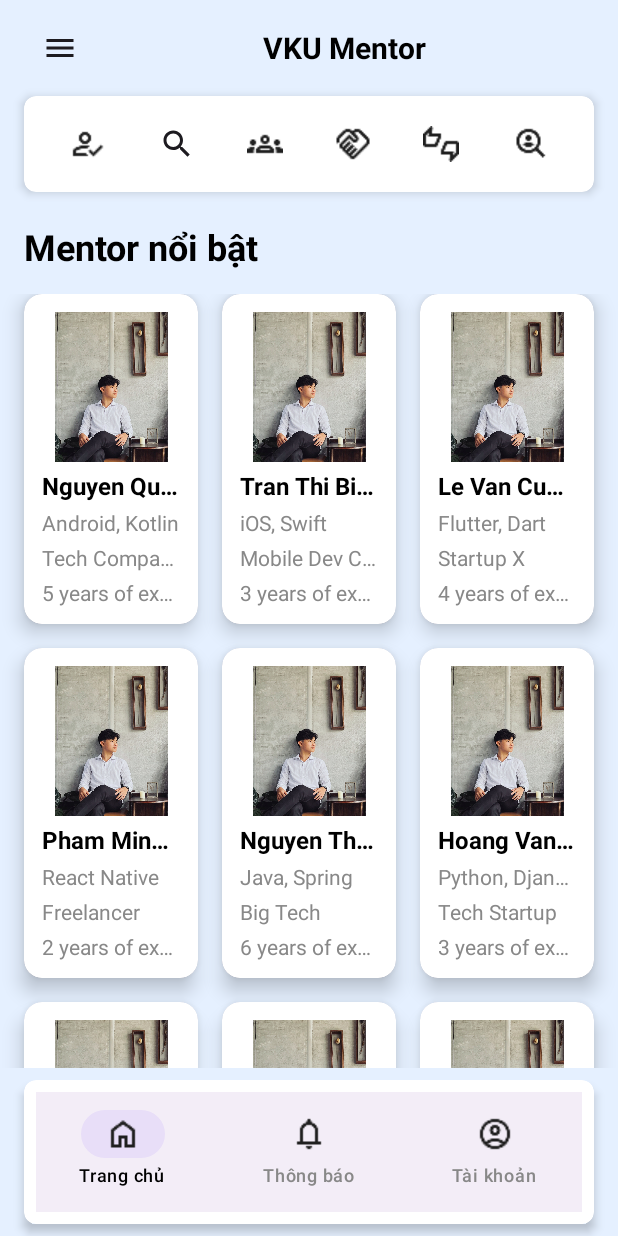
After one commit to TTTT0803/VKUMentor-App, an Android app built with Jetpack Compose: the HomeScreen screen opened through its navigation route, on a phone screen of 412 x 824 dp. The commit adds this screen. Run offline under Robolectric (Android 15) with nearby library versions, the phone set to English and light mode, and no system bars; our stand-ins replace Firebase (no records; nobody signed in at launch, a user with empty details on screens opened directly).

Commit message:
add screen

```diff
--- a/app/src/main/java/com/example/appvku/MainActivity.kt
+++ b/app/src/main/java/com/example/appvku/MainActivity.kt
@@ -9,9 +9,7 @@ import androidx.activity.compose.setContent
 import androidx.navigation.compose.NavHost
 import androidx.navigation.compose.composable
 import androidx.navigation.compose.rememberNavController
-import com.example.appvku.ui.screen.LoginScreen
-import com.example.appvku.ui.screen.SignUpScreen
-import com.example.appvku.ui.screen.SplashScreen
+import com.example.appvku.ui.screen.*
 import kotlinx.coroutines.CoroutineScope
 import kotlinx.coroutines.Dispatchers
 import kotlinx.coroutines.launch
@@ -29,6 +27,14 @@ class MainActivity : ComponentActivity() {
                 composable("splash_screen") { SplashScreen(navController) }
                 composable("login") { LoginScreen(navController) }
                 composable("signup") { SignUpScreen(navController) }
+                composable("home") { HomeScreen(navController) } // Thêm route cho HomeScreen
+                // Các route cho drawer
+                composable("register_mentor") { /* TODO: Tạo màn hình Đăng ký Mentor */ }
+                composable("search_mentor") { /* TODO: Tạo màn hình Tìm kiếm Mentor */ }
+                composable("community") { /* TODO: Tạo màn hình Cộng đồng */ }
+                composable("collaboration") { /* TODO: Tạo màn hình Hợp tác */ }
+                composable("rating") { /* TODO: Tạo màn hình Đánh giá */ }
+                composable("about_us") { /* TODO: Tạo màn hình Về chúng tớ */ }
             }
 
             CoroutineScope(Dispatchers.Main).launch {
--- /dev/null
+++ b/app/src/main/java/com/example/appvku/ui/screen/HomeScreen.kt
@@ -0,0 +1,587 @@
+package com.example.appvku.ui.screen
+
+import androidx.compose.foundation.Image
+import androidx.compose.foundation.background
+import androidx.compose.foundation.clickable
+import androidx.compose.foundation.layout.*
+import androidx.compose.foundation.lazy.grid.*
+import androidx.compose.foundation.shape.RoundedCornerShape
+import androidx.compose.material.icons.Icons
+import androidx.compose.material.icons.filled.*
+import androidx.compose.material3.*
+import androidx.compose.runtime.*
+import androidx.compose.ui.Alignment
+import androidx.compose.ui.Modifier
+import androidx.compose.ui.draw.clip
+import androidx.compose.ui.draw.shadow
+import androidx.compose.ui.graphics.Color
+import androidx.compose.ui.res.painterResource
+import androidx.compose.ui.text.TextStyle
+import androidx.compose.ui.text.font.FontWeight
+import androidx.compose.ui.text.style.TextOverflow
+import androidx.compose.ui.unit.dp
+import androidx.compose.ui.unit.sp
+import androidx.navigation.NavHostController
+import com.example.appvku.R
+import com.example.appvku.model.MentorInfo
+import kotlinx.coroutines.launch
+
+@OptIn(ExperimentalMaterial3Api::class)
+@Composable
+fun HomeScreen(navController: NavHostController) {
+    val drawerState = rememberDrawerState(DrawerValue.Closed)
+    val scope = rememberCoroutineScope()
+
+    // Dữ liệu tĩnh cho danh sách mentor
+    val mentors = listOf(
+        MentorInfo(
+            id = "1",
+            name = "Nguyen Quang Kinh",
+            expertise = "Android, Kotlin",
+            organization = "Tech Company",
+            achievements = "5 years of experience",
+            image = "nguyenquangkinh.jpg"
+        ),
+        MentorInfo(
+            id = "2",
+            name = "Tran Thi Bich",
+            expertise = "iOS, Swift",
+            organization = "Mobile Dev Corp",
+            achievements = "3 years of experience",
+            image = "nguyenquangkinh.jpg"
+        ),
+        MentorInfo(
+            id = "3",
+            name = "Le Van Cuong",
+            expertise = "Flutter, Dart",
+            organization = "Startup X",
+            achievements = "4 years of experience",
+            image = "nguyenquangkinh.jpg"
+        ),
+        MentorInfo(
+            id = "4",
+            name = "Pham Minh Duc",
+            expertise = "React Native",
+            organization = "Freelancer",
+            achievements = "2 years of experience",
+            image = "nguyenquangkinh.jpg"
+        ),
+        MentorInfo(
+            id = "5",
+            name = "Nguyen Thi Hoa",
+            expertise = "Java, Spring",
+            organization = "Big Tech",
+            achievements = "6 years of experience",
+            image = "nguyenquangkinh.jpg"
+        ),
+        MentorInfo(
+            id = "6",
+            name = "Hoang Van Nam",
+            expertise = "Python, Django",
+            organization = "Tech Startup",
+            achievements = "3 years of experience",
+            image = "nguyenquangkinh.jpg"
+        ),
+        MentorInfo(
+            id = "7",
+            name = "Vu Thi Lan",
+            expertise = "UI/UX Design",
+            organization = "Design Agency",
+            achievements = "4 years of experience",
+            image = "nguyenquangkinh.jpg"
+        ),
+        MentorInfo(
+            id = "8",
+            name = "Do Minh Tuan",
+            expertise = "DevOps",
+            organization = "Cloud Company",
+            achievements = "5 years of experience",
+            image = "nguyenquangkinh.jpg"
+        ),
+        MentorInfo(
+            id = "9",
+            name = "Nguyen Van Anh",
+            expertise = "Machine Learning",
+            organization = "AI Lab",
+            achievements = "3 years of experience",
+            image = "nguyenquangkinh.jpg"
+        ),
+        MentorInfo(
+            id = "10",
+            name = "Tran Van Bao",
+            expertise = "Web Development",
+            organization = "Web Agency",
+            achievements = "4 years of experience",
+            image = "nguyenquangkinh.jpg"
+        ),
+        MentorInfo(
+            id = "11",
+            name = "Le Thi Cam",
+            expertise = "Cybersecurity",
+            organization = "Security Firm",
+            achievements = "5 years of experience",
+            image = "nguyenquangkinh.jpg"
+        ),
+        MentorInfo(
+            id = "12",
+            name = "Pham Van Dat",
+            expertise = "Blockchain",
+            organization = "Crypto Startup",
+            achievements = "3 years of experience",
+            image = "nguyenquangkinh.jpg"
+        ),
+        MentorInfo(
+            id = "13",
+            name = "Nguyen Thi Em",
+            expertise = "Game Development",
+            organization = "Game Studio",
+            achievements = "4 years of experience",
+            image = "nguyenquangkinh.jpg"
+        ),
+        MentorInfo(
+            id = "14",
+            name = "Hoang Van Giang",
+            expertise = "Database Admin",
+            organization = "Data Corp",
+            achievements = "6 years of experience",
+            image = "nguyenquangkinh.jpg"
+        ),
+        MentorInfo(
+            id = "15",
+            name = "Vu Thi Hong",
+            expertise = "QA Engineer",
+            organization = "Testing Lab",
+            achievements = "3 years of experience",
+            image = "nguyenquangkinh.jpg"
+        )
+    )
+
+    // State để quản lý danh sách mentor hiển thị
+    var visibleMentors by remember { mutableStateOf(mentors.take(9)) } // Hiển thị 9 mentor đầu tiên
+    var page by remember { mutableStateOf(0) }
+    val mentorsPerPage = 9 // Số mentor hiển thị ban đầu
+    val additionalMentors = 6 // Số mentor hiển thị thêm mỗi lần nhấn "Xem thêm"
+
+    // State để theo dõi vị trí cuộn
+    val gridState = rememberLazyGridState()
+
+    // State để theo dõi mục được chọn trong NavigationBar
+    val selectedItem by remember { mutableStateOf("home") }
+
+    ModalNavigationDrawer(
+        drawerState = drawerState,
+        drawerContent = {
+            DrawerContent(navController) { scope.launch { drawerState.close() } }
+        }
+    ) {
+        Scaffold(
+            topBar = {
+                Column(
+                    modifier = Modifier
+                        .fillMaxWidth()
+                        .background(Color(0xFFE5F0FF))
+                        .padding(horizontal = 16.dp, vertical = 8.dp)
+                ) {
+                    // Hàng 1: Menu icon (bên trái) và VKU Mentor (giữa)
+                    Row(
+                        modifier = Modifier.fillMaxWidth(),
+                        verticalAlignment = Alignment.CenterVertically
+                    ) {
+                        IconButton(onClick = { scope.launch { drawerState.open() } }) {
+                            Icon(Icons.Default.Menu, contentDescription = "Menu")
+                        }
+                        Spacer(modifier = Modifier.weight(1f))
+                        Text(
+                            text = "VKU Mentor",
+                            color = Color.Black,
+                            fontWeight = FontWeight.Bold,
+                            fontSize = 20.sp
+                        )
+                        Spacer(modifier = Modifier.weight(1f))
+                    }
+
+                    // Hàng 2: Các icon (làm nổi bật block)
+                    Row(
+                        modifier = Modifier
+                            .fillMaxWidth()
+                            .padding(top = 8.dp)
+                            .shadow(4.dp, RoundedCornerShape(8.dp)) // Thêm bóng
+                            .background(Color.White, RoundedCornerShape(8.dp)) // Background trắng, bo góc
+                            .padding(8.dp), // Padding bên trong block
+                        horizontalArrangement = Arrangement.SpaceEvenly
+                    ) {
+                        IconButton(onClick = { navController.navigate("register_mentor") }) {
+                            Image(
+                                painter = painterResource(id = R.drawable.register),
+                                contentDescription = "Đăng ký Mentor",
+                                modifier = Modifier.size(24.dp)
+                            )
+                        }
+                        IconButton(onClick = { navController.navigate("search_mentor") }) {
+                            Icon(Icons.Default.Search, contentDescription = "Tìm kiếm Mentor")
+                        }
+                        IconButton(onClick = { navController.navigate("community") }) {
+                            Image(
+                                painter = painterResource(id = R.drawable.group),
+                                contentDescription = "Cộng đồng",
+                                modifier = Modifier.size(24.dp)
+                            )
+                        }
+                        IconButton(onClick = { navController.navigate("collaboration") }) {
+                            Image(
+                                painter = painterResource(id = R.drawable.hoptac),
+                                contentDescription = "Hợp tác",
+                                modifier = Modifier.size(24.dp)
+                            )
+                        }
+                        IconButton(onClick = { navController.navigate("rating") }) {
+                            Image(
+                                painter = painterResource(id = R.drawable.rating),
+                                contentDescription = "Đánh giá",
+                                modifier = Modifier.size(24.dp)
+                            )
+                        }
+                        IconButton(onClick = { navController.navigate("about_us") }) {
+                            Image(
+                                painter = painterResource(id = R.drawable.vechungto),
+                                contentDescription = "Về chúng tớ",
+                                modifier = Modifier.size(24.dp)
+                            )
+                        }
+                    }
+                }
+            },
+            bottomBar = {
+                // Sử dụng NavigationBar thay vì BottomNavigation
+                NavigationBar(
+                    modifier = Modifier
+                        .fillMaxWidth()
+                        .background(Color(0xFFE5F0FF))
+                        .padding(horizontal = 16.dp, vertical = 8.dp)
+                        .shadow(4.dp, RoundedCornerShape(8.dp)) // Thêm bóng
+                        .background(Color.White, RoundedCornerShape(8.dp)) // Background trắng, bo góc
+                        .padding(8.dp), // Padding bên trong block
+                ) {
+                    NavigationBarItem(
+                        icon = {
+                            Image(
+                                painter = painterResource(id = R.drawable.trangchu),
+                                contentDescription = "Trang chủ",
+                                modifier = Modifier.size(24.dp)
+                            )
+                        },
+                        label = {
+                            Text(
+                                text = "Trang chủ",
+                                fontSize = 12.sp,
+                                color = if (selectedItem == "home") Color.Black else Color.Gray
+                            )
+                        },
+                        selected = selectedItem == "home",
+                        onClick = {
+                            navController.navigate("home") {
+                                popUpTo(navController.graph.startDestinationId)
+                                launchSingleTop = true
+                            }
+                        }
+                    )
+
+                    NavigationBarItem(
+                        icon = {
+                            Image(
+                                painter = painterResource(id = R.drawable.thongbao),
+                                contentDescription = "Thông báo",
+                                modifier = Modifier.size(24.dp)
+                            )
+                        },
+                        label = {
+                            Text(
+                                text = "Thông báo",
+                                fontSize = 12.sp,
+                                color = if (selectedItem == "notifications") Color.Black else Color.Gray
+                            )
+                        },
+                        selected = selectedItem == "notifications",
+                        onClick = {
+                            navController.navigate("notifications") {
+                                popUpTo(navController.graph.startDestinationId)
+                                launchSingleTop = true
+                            }
+                        }
+                    )
+
+                    NavigationBarItem(
+                        icon = {
+                            Image(
+                                painter = painterResource(id = R.drawable.taikhoan),
+                                contentDescription = "Tài khoản",
+                                modifier = Modifier.size(24.dp)
+                            )
+                        },
+                        label = {
+                            Text(
+                                text = "Tài khoản",
+                                fontSize = 12.sp,
+                                color = if (selectedItem == "profile") Color.Black else Color.Gray
+                            )
+                        },
+                        selected = selectedItem == "profile",
+                        onClick = {
+                            navController.navigate("profile") {
+                                popUpTo(navController.graph.startDestinationId)
+                                launchSingleTop = true
+                            }
+                        }
+                    )
+                }
+            },
+            content = { padding ->
+                Box(
+                    modifier = Modifier
+                        .fillMaxSize()
+                        .background(Color(0xFFE5F0FF))
+                        .padding(padding)
+                ) {
+                    Column(
+                        modifier = Modifier
+                            .fillMaxSize()
+                            .padding(horizontal = 16.dp)
+                    ) {
+                        // Phần "Mentor nổi bật"
+                        Text(
+                            text = "Mentor nổi bật",
+                            fontSize = 24.sp,
+                            fontWeight = FontWeight.Bold,
+                            color = Color.Black,
+                            modifier = Modifier.padding(vertical = 16.dp)
+                        )
+
+                        // Danh sách mentor
+                        LazyVerticalGrid(
+                            columns = GridCells.Fixed(3),
+                            state = gridState,
+                            modifier = Modifier.fillMaxSize(),
+                            verticalArrangement = Arrangement.spacedBy(16.dp),
+                            horizontalArrangement = Arrangement.spacedBy(16.dp)
+                        ) {
+                            // Hiển thị các mentor
+                            items(visibleMentors) { mentor ->
+                                MentorCard(mentor)
+                            }
+
+                            // Thêm một item cuối cùng chứa nút "Xem thêm" và "Ẩn"
+                            item(span = { GridItemSpan(3) }) { // Span toàn bộ chiều rộng (3 cột)
+                                Row(
+                                    modifier = Modifier
+                                        .fillMaxWidth()
+                                        .padding(vertical = 16.dp),
+                                    horizontalArrangement = Arrangement.SpaceBetween
+                                ) {
+                                    // Nút "Ẩn" (chỉ hiển thị nếu đã bấm "Xem thêm" và có thêm mentor)
+                                    if (visibleMentors.size > mentorsPerPage) {
+                                        Button(
+                                            onClick = {
+                                                visibleMentors = mentors.take(mentorsPerPage) // Reset về 9 mentor đầu
+                                                page = 0
+                                                scope.launch {
+                                                    gridState.scrollToItem(0) // Cuộn lên đầu
+                                                }
+                                            },
+                                            modifier = Modifier
+                                                .width(120.dp),
+                                            colors = ButtonDefaults.buttonColors(containerColor = Color(0xFF2961B4)),
+                                            shape = RoundedCornerShape(8.dp)
+                                        ) {
+                                            Text(
+                                                "Ẩn",
+                                                fontSize = 16.sp,
+                                                fontWeight = FontWeight.Bold,
+                                                color = Color.White
+                                            )
+                                        }
+                                    } else {
+                                        Spacer(modifier = Modifier.width(120.dp)) // Giữ khoảng trống để căn chỉnh
+                                    }
+
+                                    // Nút "Xem thêm" (chỉ hiển thị nếu còn dữ liệu)
+                                    if (visibleMentors.size < mentors.size) {
+                                        Button(
+                                            onClick = {
+                                                page++
+                                                val newVisibleCount = mentorsPerPage + (page * additionalMentors)
+                                                visibleMentors = mentors.take(newVisibleCount)
+                                            },
+                                            modifier = Modifier
+                                                .width(120.dp),
+                                            colors = ButtonDefaults.buttonColors(containerColor = Color(0xFFFFC107)),
+                                            shape = RoundedCornerShape(8.dp)
+                                        ) {
+                                            Text(
+                                                "Xem thêm",
+                                                fontSize = 16.sp,
+                                                fontWeight = FontWeight.Bold,
+                                                color = Color.Black
+                                            )
+                                        }
+                                    } else {
+                                        Spacer(modifier = Modifier.width(120.dp)) // Giữ khoảng trống để căn chỉnh
+                                    }
+                                }
+                            }
+                        }
+                    }
+                }
+            }
+        )
+    }
+}
+
+@Composable
+fun DrawerContent(navController: NavHostController, onClose: () -> Unit) {
+    Column(
+        modifier = Modifier
+            .fillMaxHeight()
+            .background(Color.White)
+            .padding(16.dp),
+        verticalArrangement = Arrangement.spacedBy(16.dp)
+    ) {
+        Text(
+            text = "Trang chủ",
+            fontSize = 20.sp,
+            fontWeight = FontWeight.Bold,
+            color = Color.Black,
+            modifier = Modifier.clickable {
+                navController.navigate("home")
+                onClose()
+            }
+        )
+        Text(
+            text = "Đăng ký Mentor",
+            fontSize = 20.sp,
+            color = Color.Black,
+            modifier = Modifier.clickable {
+                navController.navigate("register_mentor")
+                onClose()
+            }
+        )
+        Text(
+            text = "Tìm kiếm Mentor",
+            fontSize = 20.sp,
+            color = Color.Black,
+            modifier = Modifier.clickable {
+                navController.navigate("search_mentor")
+                onClose()
+            }
+        )
+        Text(
+            text = "Cộng đồng",
+            fontSize = 20.sp,
+            color = Color.Black,
+            modifier = Modifier.clickable {
+                navController.navigate("community")
+                onClose()
+            }
+        )
+        Text(
+            text = "Hợp tác",
+            fontSize = 20.sp,
+            color = Color.Black,
+            modifier = Modifier.clickable {
+                navController.navigate("collaboration")
+                onClose()
+            }
+        )
+        Text(
+            text = "Đánh giá",
+            fontSize = 20.sp,
+            color = Color.Black,
+            modifier = Modifier.clickable {
+                navController.navigate("rating")
+                onClose()
+            }
+        )
+        Text(
+            text = "Về chúng tớ",
+            fontSize = 20.sp,
+            color = Color.Black,
+            modifier = Modifier.clickable {
+                navController.navigate("about_us")
+                onClose()
+            }
+        )
+    }
+}
+
+@Composable
+fun MentorCard(mentor: MentorInfo) {
+    Card(
+        modifier = Modifier
+            .fillMaxWidth()
+            .height(220.dp) // Đặt chiều cao cố định để các card đều nhau
+            .shadow(8.dp, RoundedCornerShape(12.dp))
+            .clip(RoundedCornerShape(12.dp)),
+        elevation = CardDefaults.cardElevation(defaultElevation = 6.dp)
+    ) {
+        Column(
+            modifier = Modifier
+                .fillMaxSize() // Đảm bảo Column chiếm toàn bộ không gian của Card
+                .background(Color.White)
+                .padding(12.dp),
+            horizontalAlignment = Alignment.CenterHorizontally,
+            verticalArrangement = Arrangement.SpaceBetween // Phân bổ đều các thành phần
+        ) {
+            // Hình ảnh mentor (không bo tròn)
+            Image(
+                painter = painterResource(id = R.drawable.nguyenquangkinh),
+                contentDescription = "Mentor Image",
+                modifier = Modifier
+                    .size(100.dp)
+            )
+
+            // Họ và tên
+            Text(
+                text = mentor.name,
+                fontSize = 16.sp,
+                fontWeight = FontWeight.Bold,
+                color = Color.Black,
+                maxLines = 1, // Giới hạn 1 dòng
+                overflow = TextOverflow.Ellipsis, // Cắt bớt nếu quá dài
+                modifier = Modifier.fillMaxWidth(),
+                style = TextStyle(lineHeight = 16.sp)
+            )
+
+            // Chuyên môn
+            Text(
+                text = mentor.expertise ?: "Chưa có thông tin",
+                fontSize = 14.sp,
+                color = Color.Gray,
+                maxLines = 1, // Giới hạn 1 dòng
+                overflow = TextOverflow.Ellipsis, // Cắt bớt nếu quá dài
+                modifier = Modifier.fillMaxWidth(),
+                style = TextStyle(lineHeight = 14.sp)
+            )
+
+            // Tổ chức
+            Text(
+                text = mentor.organization ?: "Chưa có thông tin",
+                fontSize = 14.sp,
+                color = Color.Gray,
+                maxLines = 1, // Giới hạn 1 dòng
+                overflow = TextOverflow.Ellipsis, // Cắt bớt nếu quá dài
+                modifier = Modifier.fillMaxWidth(),
+                style = TextStyle(lineHeight = 14.sp)
+            )
+
+            // Thành tựu
+            Text(
+                text = mentor.achievements ?: "Chưa có thông tin",
+                fontSize = 14.sp,
+                color = Color.Gray,
+                maxLines = 1, // Giới hạn 1 dòng
+                overflow = TextOverflow.Ellipsis, // Cắt bớt nếu quá dài
+                modifier = Modifier.fillMaxWidth(),
+                style = TextStyle(lineHeight = 14.sp)
+            )
+        }
+    }
+}
```
Also changed, not shown: app/src/main/res/drawable/group.png (added), app/src/main/res/drawable/hoptac.png (added), app/src/main/res/drawable/nguyenquangkinh.jpg (added), app/src/main/res/drawable/rating.png (added), app/src/main/res/drawable/register.png, app/src/main/res/drawable/taikhoan.png (added), app/src/main/res/drawable/thongbao.png (added), app/src/main/res/drawable/trangchu.png (added), app/src/main/res/drawable/vechungto.png (added).
